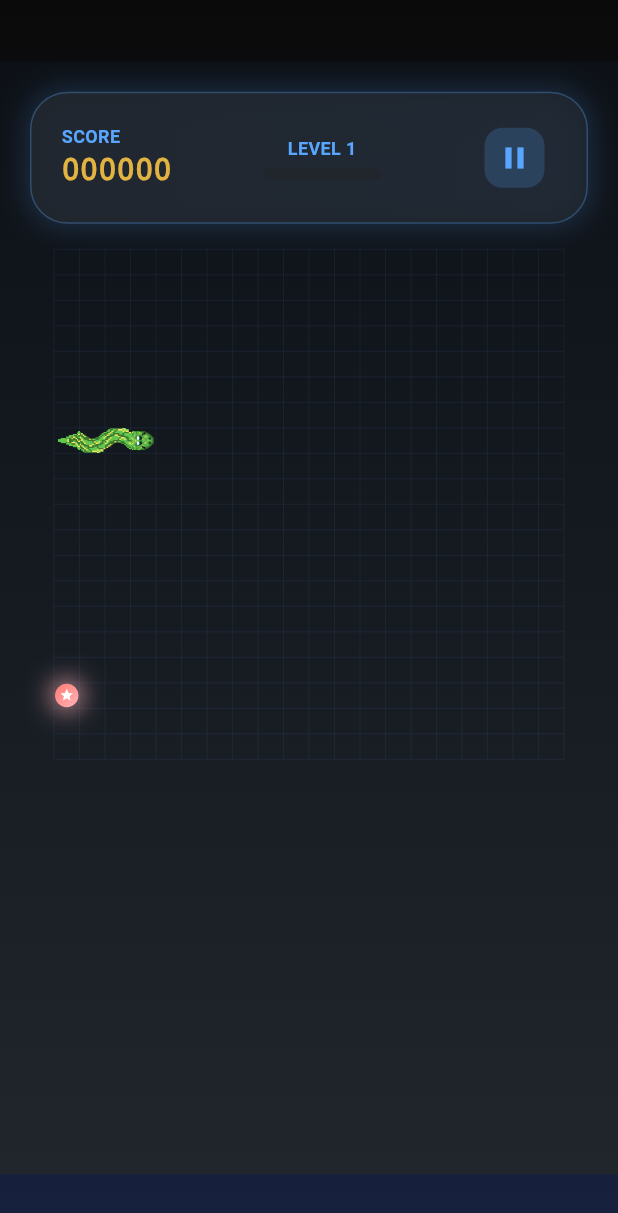
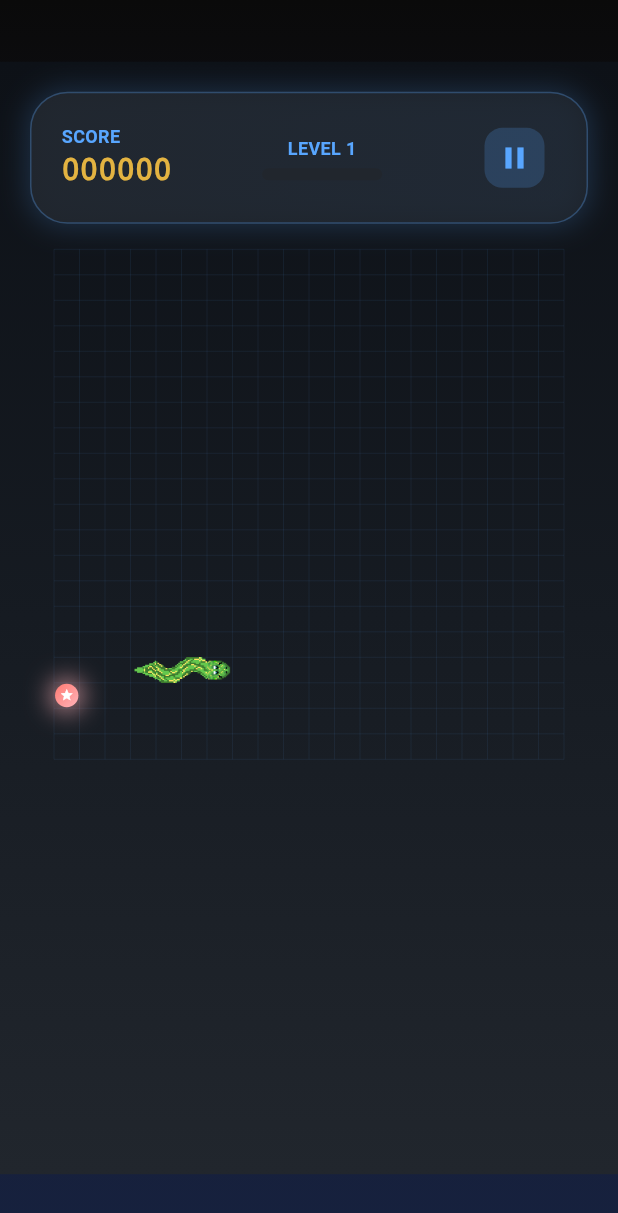
Before and after one commit to YoussefGhonem1/snake_game, a Flutter app: the GameScreen screen opened by its route, on a phone screen of 412 x 824 dp. Shown: the top 1213 px of the screen. Run offline on Flutter 3.47's test engine with Material 3 defaults, Android fonts, the light colour scheme and no system bars; drawn by our look-alikes of percent_indicator; our stand-ins replace audioplayers, easy_localization, firebase_core, firebase_messaging, lottie, permission_handler and 1 more; accounts and stored records are empty.

Commit message:
add levels to 150 and make free mode push to game dirictly

```diff
--- a/lib/core/constants/route_manager.dart
+++ b/lib/core/constants/route_manager.dart
@@ -7,4 +7,6 @@ class RoutePath {
   static const privacyPolicyScreen = "/privacyPolicyScreen";
   static const splashScreen = "/splashScreen";
   static const snakeGameScreen = "/snakeGameScreen";
+  static const  freeModeGameScreen = '/freeModeGameScreen';
+
 }
--- a/lib/core/helpers/navigate_helper.dart
+++ b/lib/core/helpers/navigate_helper.dart
@@ -1,5 +1,6 @@
 import 'package:flutter/material.dart';
 import 'package:snake_game/core/constants/route_manager.dart';
+import 'package:snake_game/view/game/free_mode_game_screen.dart';
 import 'package:snake_game/view/game/open_game_levels.dart';
 import 'package:snake_game/view/settings/language_settings.dart';
 import 'package:snake_game/view/settings/privacy_policy/privacy_policy.dart';
@@ -31,6 +32,8 @@ class NavigatorHelper {
         return MaterialPageRoute(builder: (_) => const PrivacyPolicyScreen());
       case RoutePath.snakeGameScreen:
         return MaterialPageRoute(builder: (_) => const SnakesStoreScreen());
+        case RoutePath.freeModeGameScreen:
+  return MaterialPageRoute(builder: (context) => const FreeModeGameScreen());
       default:
         return MaterialPageRoute(
           builder: (_) =>
--- a/lib/main.dart
+++ b/lib/main.dart
@@ -19,10 +19,10 @@ Future<void> _firebaseMessagingBackgroundHandler(RemoteMessage message) async {
 
 void main() async {
   try {
-   // WidgetsFlutterBinding.ensureInitialized();
+    WidgetsFlutterBinding.ensureInitialized();
+    EasyLocalization.ensureInitialized();
   // final prefs = await SharedPreferences.getInstance();
-    //await prefs.clear();
-    EasyLocalization.ensureInitialized();
+   // await prefs.clear();
 
     await Firebase.initializeApp(
       options: DefaultFirebaseOptions.currentPlatform,
--- a/lib/model/model/level.dart
+++ b/lib/model/model/level.dart
@@ -4,6 +4,8 @@ class GameLevel{
   int levelNumber = 0;
   int maxScore = 0;
   List<Offset> snake = [];
+  final Color? boardColor;
+  final Color? gridColor;
   List<List<Offset>> levelBarriers = [];
-  GameLevel({required this.levelNumber,required this.maxScore,required this.levelBarriers,required this.snake});
+  GameLevel({required this.levelNumber,required this.maxScore,required this.levelBarriers,required this.snake ,this.boardColor,  this.gridColor,});
 }
--- a/lib/view/game/game_board.dart
+++ b/lib/view/game/game_board.dart
@@ -20,7 +20,6 @@ class GameBoard extends StatefulWidget {
   final double height;
   final double width;
   final int? startIndex;
-
   @override
   State<GameBoard> createState() => _GameBoardState();
 }
@@ -113,7 +112,22 @@ class _GameBoardState extends State<GameBoard>
       startLevelIndex: widget.startIndex,
     );
   }
+  Widget _buildBoardBackground(GameViewModel provider) {
+  final boardColor = provider.gameLevels[provider.currentLevelIndex].boardColor;
 
+  if (boardColor == null) {
+    return const SizedBox.shrink();
+  }
+
+  return Positioned.fill(
+    child: Container(
+      decoration: BoxDecoration(
+        color: boardColor,
+        borderRadius: BorderRadius.circular(8),
+      ),
+    ),
+  );
+}
   @override
   void dispose() {
     _pulseController.dispose();
@@ -303,6 +317,7 @@ class _GameBoardState extends State<GameBoard>
           child: Stack(
             clipBehavior: Clip.none, // Prevent clipping of snake segments
           children: [
+  _buildBoardBackground(provider),
   _buildGrid(provider),
   _buildBarriers(provider),
   _buildFood(provider),
@@ -317,11 +332,14 @@ class _GameBoardState extends State<GameBoard>
   }
 
  Widget _buildGrid(GameViewModel provider) {
+  final customGridColor = provider.gameLevels[provider.currentLevelIndex].gridColor;
+
   return CustomPaint(
     painter: GridPainter(
       cellSize: provider.cellSize,
       rows: provider.rows,
       columns: provider.columns,
+      gridColor: customGridColor ?? ColorHelper.instance.primary.withOpacity(0.1),
     ),
     size: Size(
       math.max(0, provider.columns * provider.cellSize),
@@ -329,7 +347,6 @@ class _GameBoardState extends State<GameBoard>
     ),
   );
 }
-
   Widget _buildBarriers(GameViewModel provider) {
     return Stack(
       children: provider.barriers.expand((barrierList) {
@@ -1076,11 +1093,13 @@ class GridPainter extends CustomPainter {
   final double cellSize;
   final int rows;
   final int columns;
+    final Color gridColor;
 
   GridPainter({
     required this.cellSize,
     required this.rows,
     required this.columns,
+      required this.gridColor,
   });
 
   @override
@@ -1091,7 +1110,7 @@ class GridPainter extends CustomPainter {
     }
 
       final paint = Paint()
-      ..color = ColorHelper.instance.primary.withOpacity(0.1)
+      ..color = gridColor
       ..strokeWidth = 0.5;
 
     // Draw vertical lines with bounds checking
--- a/lib/view/home_screen/home_screen.dart
+++ b/lib/view/home_screen/home_screen.dart
@@ -351,11 +351,7 @@ class _HomeScreenState extends State<HomeScreen> with TickerProviderStateMixin {
                 ),
                 onTap: () {
                   // Navigate to level selection for Free Mode
-                  navigateTo(
-                    context,
-                    RoutePath.openGameLevels,
-                    arguments: {'gameMode': 'free'},
-                  );
+                  navigateTo(context, RoutePath.freeModeGameScreen);
                 },
               ),
 
--- a/lib/view_model/game/game_view_model.dart
+++ b/lib/view_model/game/game_view_model.dart
@@ -13,7 +13,6 @@ enum GameMode {
 }
 
 class GameViewModel extends ChangeNotifier {
-
   GameViewModel() {
     loadGameProgress();
     _initializeLevelsData();
@@ -34,7 +33,7 @@ class GameViewModel extends ChangeNotifier {
   bool isBigScoreCellShouldAppear = false;
   int eatFoodCounterToShowBigCell = 0;
   bool showParticles = false;
-
+  Color? customGridColor;
   AnimationController? bigScoreAnimationController;
   AnimationController? nextLevelAnimationController;
 
@@ -43,10 +42,7 @@ Duration get _currentDuration {
     int dynamicReduction = (currentLevelIndex * 3);
 
     return Duration(
-      milliseconds: max(
-        75,
-        _baseDuration.inMilliseconds - dynamicReduction,
-      ),
+      milliseconds: max(75, _baseDuration.inMilliseconds - dynamicReduction),
     );
   }
 
@@ -105,11 +101,13 @@ Duration get _currentDuration {
     double cellHeight = availableSize.height / _rows;
     _cellSize = min(cellWidth, cellHeight).floorToDouble();
   }
+
   void _initializeLevelsData() {
-    List<GameLevel> generatedLevels = generateLevels(100);
+    List<GameLevel> generatedLevels = generateLevels(150);
     gameLevels = generatedLevels;
     maxLevels = gameLevels.length;
   }
+
   void initializeGame(
     BuildContext context,
     GamePadding gamePaddings, {
@@ -275,8 +273,6 @@ void initializeGame(
   void _addScore(int points) {
     _numericScore += points;
     score = _numericScore.toString().padLeft(6, '0');
-      print("--------------------------------"); // youssef -just for check
-      print("Score updated to: $score"); // youssef -just for check
   }
 
   void _updateProgress() {
@@ -342,167 +338,201 @@ void initializeGame(
         _food == _bigScoreCell);
   }
 
-  List<Offset> _generateVerticalLineBarriers(int level) {
+
+Offset _findSafeStartingPosition(List<Offset> barriers, int initialSnakeLength) {
+  List<Offset> allPossiblePositions = [];
+  for (int y = initialSnakeLength; y < _rows - 2; y++) {
+    for (int x = 2; x < _columns - 2; x++) {
+      allPossiblePositions.add(Offset(x.toDouble(), y.toDouble()));
+    }
+  }
+
+  allPossiblePositions.shuffle(Random());
+
+  for (Offset potentialHeadPos in allPossiblePositions) {
+    bool isCompletelySafe = true;
+
+    List<Offset> potentialSnake = List.generate(
+        initialSnakeLength, (index) => Offset(potentialHeadPos.dx, potentialHeadPos.dy - index));
+
+    for (Offset segment in potentialSnake) {
+      if (barriers.contains(segment)) {
+        isCompletelySafe = false;
+        break;
+      }
+    }
+
+    if (!isCompletelySafe) {
+      continue;
+    }
+
+    Offset rightOfHead = Offset(potentialHeadPos.dx + 1, potentialHeadPos.dy);
+    Offset leftOfHead = Offset(potentialHeadPos.dx - 1, potentialHeadPos.dy);
+    Offset aboveHead = Offset(potentialHeadPos.dx, potentialHeadPos.dy - 1);
+    Offset belowHead = Offset(potentialHeadPos.dx, potentialHeadPos.dy + 1);
+
+    if (barriers.contains(rightOfHead) &&
+        barriers.contains(leftOfHead) &&
+        barriers.contains(aboveHead) &&
+        barriers.contains(belowHead)) {
+      isCompletelySafe = false;
+    }
+
+    if (isCompletelySafe) {
+      if (!barriers.contains(rightOfHead)) {
+        _direction = 'right';
+        _nextDirection = 'right';
+      } else if (!barriers.contains(leftOfHead)) {
+        _direction = 'left';
+        _nextDirection = 'left';
+      } else if (!barriers.contains(belowHead)) {
+        _direction = 'down';
+        _nextDirection = 'down';
+      } else {
+        _direction = 'up';
+        _nextDirection = 'up';
+      }
+      return potentialHeadPos;
+    }
+  }
+
+  // في أسوأ الحالات، نعود لمكان آمن معروف ومضمون
+  return const Offset(10, 10);
+}
+
+  List<Offset> _getCornerClustersPattern() {
     List<Offset> barriers = [];
-    int lineCount = 1 + (level ~/ 5);
-    List<int> availableColumns = [];
-    for (int i = 2; i < _columns - 2; i++) {
-      availableColumns.add(i);
-    }
-    availableColumns.shuffle(Random(level));
-    List<int> chosenColumns = availableColumns.take(lineCount).toList();
-    for (int col in chosenColumns) {
-      for (int j = 0; j < _rows - 8; j++) {
-        barriers.add(Offset(col.toDouble(), (j + 4).toDouble()));
+    for (int i = 2; i < 6; i++) {
+      for (int j = 2; j < 6; j++) {
+        barriers.add(Offset(i.toDouble(), j.toDouble())); // Top-Left
+        barriers.add(
+          Offset((_columns - 1 - i).toDouble(), j.toDouble()),
+        ); // Top-Right
+        barriers.add(
+          Offset(i.toDouble(), (_rows - 1 - j).toDouble()),
+        ); // Bottom-Left
+        barriers.add(
+          Offset((_columns - 1 - i).toDouble(), (_rows - 1 - j).toDouble()),
+        ); // Bottom-Right
       }
     }
     return barriers;
   }
 
-  Offset _findSafeStartingPosition(List<Offset> barriers) {
-    Random random = Random();
-    Offset safePosition;
-    bool isPositionSafe;
-
-    int attempts = 0;
-    do {
-      attempts++;
-
-      int startX = random.nextInt(_columns - 4) + 2;
-      int startY = random.nextInt(_rows - 4) + 2;
-      safePosition = Offset(startX.toDouble(), startY.toDouble());
-
-
-      isPositionSafe = true;
-      for (int x = -1; x <= 1; x++) {
-        for (int y = -1; y <= 1; y++) {
-          Offset checkPos = Offset(safePosition.dx + x, safePosition.dy + y);
-          if (barriers.contains(checkPos)) {
-            isPositionSafe = false;
-            break;
+  List<Offset> _getMazePattern() {
+    List<Offset> barriers = [];
+    for (int i = 0; i < 14; i++) {
+      barriers.add(Offset(4, i.toDouble()));
+      barriers.add(Offset(15, (_rows - 1 - i).toDouble()));
     }
+    for (int i = 9; i < _columns; i++) {
+      barriers.add(Offset(i.toDouble(), 7));
     }
-        if (!isPositionSafe) break;
+    return barriers;
   }
 
-      if (attempts > 100) {
-        return const Offset(5, 13);
+  List<Offset> _getParallelLinesPattern() {
+    List<Offset> barriers = [];
+    for (int i = 4; i < _rows - 4; i++) {
+      barriers.add(Offset(6, i.toDouble()));
+      barriers.add(Offset(13, i.toDouble()));
+    }
+    return barriers;
   }
 
-    } while (!isPositionSafe);
-
-    return safePosition;
+  List<Offset> _getCrossPattern() {
+    List<Offset> barriers = [];
+    for (int i = 5; i < _columns - 5; i++) {
+      barriers.add(Offset(i.toDouble(), 9));
+    }
+    for (int i = 5; i < _rows - 5; i++) {
+      barriers.add(Offset(9, i.toDouble()));
+    }
+    return barriers;
   }
 
-  List<Offset> _generateHorizontalLineBarriers(int level) {
+  List<Offset> _getCentralBoxPattern() {
     List<Offset> barriers = [];
-    int lineCount = 1 + (level ~/ 5);
-   List<int> availableRows = [];
-    for (int i = 2; i < _rows - 2; i++) {
-      availableRows.add(i);
+    for (int i = 6; i < _columns - 6; i++) {
+      barriers.add(Offset(i.toDouble(), 6));
     }
-    availableRows.shuffle(Random(level));
-    List<int> chosenRows = availableRows.take(lineCount).toList();
-    for (int row in chosenRows) {
-      for (int j = 0; j < _columns - 8; j++) {
-        barriers.add(Offset((j + 4).toDouble(), row.toDouble()));
+    for (int i = 7; i < _rows - 7; i++) {
+      if (i < (_rows / 2) - 2 || i > (_rows / 2) + 1) {
+        barriers.add(Offset(6, i.toDouble()));
+        barriers.add(Offset(_columns - 7, i.toDouble()));
       }
     }
     return barriers;
   }
 
- List<Offset> _generateBoxBarriers(int level) {
+  List<Offset> _getDiagonalLinesPattern() {
     List<Offset> barriers = [];
-    int padding = 7 - (level ~/ 5);
-    padding = padding.clamp(1, 7);
-
-    for (int i = padding; i < _columns - padding; i++) {
-      barriers.add(Offset(i.toDouble(), padding.toDouble()));
+    for (int i = 4; i < 16; i++) {
+      barriers.add(Offset(i.toDouble(), i.toDouble()));
+      barriers.add(Offset((_columns - 1 - i).toDouble(), i.toDouble()));
     }
-    for (int i = padding; i < _columns - padding; i++) {
-      barriers.add(Offset(i.toDouble(), (_rows - 1 - padding).toDouble()));
-    }
-    for (int i = padding; i < _rows - padding; i++) {
-      barriers.add(Offset(padding.toDouble(), i.toDouble()));
-    }
-    for (int i = padding; i < _rows - padding; i++) {
-      barriers.add(Offset((_columns - 1 - padding).toDouble(), i.toDouble()));
-    }
-
-
-    Random random = Random();
-    int wallToOpen = random.nextInt(4);
-    int middle;
-
-    switch (wallToOpen) {
-      case 0:
-        middle = (_columns / 2).floor();
-        barriers.removeWhere((offset) => offset.dy == padding.toDouble() && (offset.dx >= middle - 1 && offset.dx <= middle + 1));
-        break;
-      case 1:
-        middle = (_columns / 2).floor();
-        barriers.removeWhere((offset) => offset.dy == (_rows - 1 - padding).toDouble() && (offset.dx >= middle - 1 && offset.dx <= middle + 1));
-        break;
-      case 2:
-        middle = (_rows / 2).floor();
-        barriers.removeWhere((offset) => offset.dx == padding.toDouble() && (offset.dy >= middle - 1 && offset.dy <= middle + 1));
-        break;
-      case 3:
-        middle = (_rows / 2).floor();
-        barriers.removeWhere((offset) => offset.dx == (_columns - 1 - padding).toDouble() && (offset.dy >= middle - 1 && offset.dy <= middle + 1));
-        break;
-    }
-
     return barriers;
   }
 
   List<GameLevel> generateLevels(int count) {
     List<GameLevel> generatedLevels = [];
+    final basePatterns = [
+      _getParallelLinesPattern,
+      _getCornerClustersPattern,
+      _getMazePattern,
+      _getCentralBoxPattern,
+    ];
+
     for (int i = 0; i < count; i++) {
       int levelNumber = i + 1;
       List<Offset> barriers;
-        if (i == 0) {
+      Color? customBoardColor;
+      Color? customGridColor;
+
+      if (levelNumber <= 10) {
         barriers = [];
+      } else if (levelNumber <= 30) {
+        barriers = basePatterns[(levelNumber - 11) % basePatterns.length]();
+      } else if (levelNumber <= 60) {
+        barriers = basePatterns[(levelNumber - 31) % basePatterns.length]();
+        barriers.addAll(_getCrossPattern());
+      } else if (levelNumber <= 90) {
+        barriers = basePatterns[(levelNumber - 61) % basePatterns.length]();
+        barriers.addAll(_getCrossPattern());
+      } else if (levelNumber <= 120) {
+        barriers = basePatterns[(levelNumber - 91) % basePatterns.length]();
+        barriers.addAll(_getCrossPattern());
       } else {
-        int patternType = i % 3;
-        switch (patternType) {
-          case 0:
-            barriers = _generateBoxBarriers(i);
-            break;
-          case 1:
-            barriers = _generateVerticalLineBarriers(i);
-            break;
-          case 2:
-            barriers = _generateHorizontalLineBarriers(i);
-            break;
-          default:
-            barriers = [];
-        }
+        barriers = basePatterns[(levelNumber - 121) % basePatterns.length]();
+        barriers.addAll(_getDiagonalLinesPattern());
       }
 
- int initialSnakeLength = 4 + (i ~/ 15);
-  Offset startPosition = _findSafeStartingPosition(barriers);
+      if (levelNumber > 100) {
+        customBoardColor = const Color(0xFF1A1A2E).withOpacity(0.5);
+        customGridColor = customBoardColor;
+      }
+
+      int initialSnakeLength = 4 + (i ~/ 20);
+      Offset startPosition = _findSafeStartingPosition(
+        barriers,
+        initialSnakeLength,
+      );
 
       generatedLevels.add(
         GameLevel(
           levelNumber: levelNumber,
           levelBarriers: [barriers],
           maxScore: 250 + (i * 10),
-          snake: List.generate(initialSnakeLength, (index) => Offset(startPosition.dx, startPosition.dy - index)),
+          snake: List.generate(
+            initialSnakeLength,
+            (index) => Offset(startPosition.dx, startPosition.dy - index),
+          ),
+          boardColor: customBoardColor,
+          gridColor: customGridColor,
         ),
       );
     }
     return generatedLevels;
-  }
-
-  List<Offset> getBarriersLevelOne() => [];
-  List<Offset> getBarriersLevelTwo() {
-    List<Offset> barriers = [];
-    for (int i = 0; i < 10; i++) {
-      barriers.add(Offset(5, i.toDouble()));
-      barriers.add(Offset(14, (_rows - 1 - i).toDouble()));
-    }
-    return barriers;
   }
 
   List<Offset> getBarriersLevelThree() {
@@ -576,6 +606,42 @@ void initializeGame(
     SoundHelper.instance.playLevelCompleteSound();
   }
 
+  List<Offset> getRandomizedBarriers(int level) {
+    List<Offset> barriers = [];
+    Random random = Random(level);
+    int barrierCount = 5 + (level ~/ 5);
+    for (int i = 0; i < barrierCount; i++) {
+      int x = 4 + random.nextInt(_columns - 8);
+      int y = 4 + random.nextInt(_rows - 8);
+      barriers.add(Offset(x.toDouble(), y.toDouble()));
+    }
+    return barriers;
+  }
+
+  List<Offset> getVerticalPassagesBarriers(int level) {
+    List<Offset> barriers = [];
+    int passageGap = max(3, 6 - (level ~/ 20));
+    for (int i = 0; i < _rows; i++) {
+      if (i % passageGap != 0 && i % passageGap != 1) {
+        barriers.add(Offset(6, i.toDouble()));
+        barriers.add(Offset(13, i.toDouble()));
+      }
+    }
+    return barriers;
+  }
+
+  List<Offset> getSimpleMazeBarriers() {
+    List<Offset> barriers = [];
+    for (int i = 0; i < 15; i++) {
+      barriers.add(Offset(4, i.toDouble()));
+      barriers.add(Offset(15, (_rows - 1 - i).toDouble()));
+    }
+    for (int i = 4; i < 10; i++) {
+      barriers.add(Offset(i.toDouble(), 14));
+    }
+    return barriers;
+  }
+
   @override
   void dispose() {
     _timer?.cancel();
```
Lines whose indentation alone changed are shown as unchanged.
